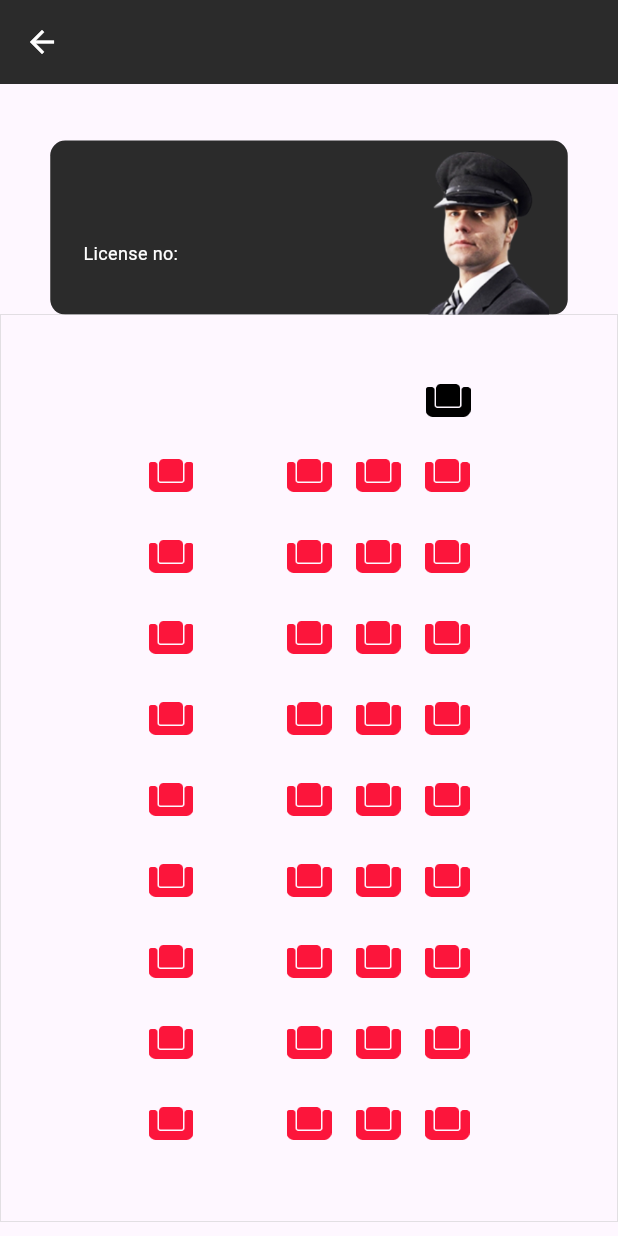
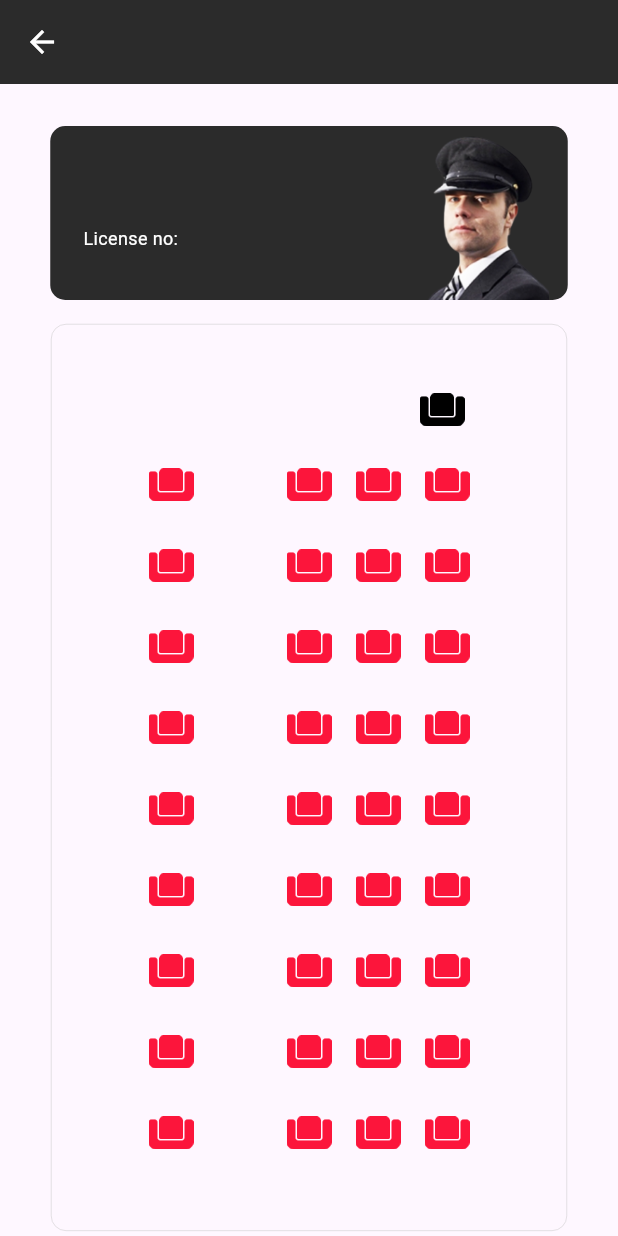
Before and after one commit to owl-madness/moovbe, a Flutter app: the BusDetailsPage screen opened directly, on a phone screen of 412 x 824 dp. Run offline on Flutter 3.47's test engine with Material 3 defaults, Android fonts, the phone set to English and light mode, and no system bars; our stand-ins replace dio, gap, pretty_dio_logger, shared_preferences; accounts and stored records are empty; network calls fail.

Commit message:
final changes

```diff
--- a/lib/modules/bus/screen/bus_details_screen.dart
+++ b/lib/modules/bus/screen/bus_details_screen.dart
@@ -17,7 +17,7 @@ class BusDetailsPage extends StatelessWidget {
         centerTitle: true,
         title: Text(
           ("${model?.name ?? ''} ${model?.type ?? ''}"),
-          style: TextStyle(fontSize: 16),
+          style: const TextStyle(fontSize: 16),
         ),
       ),
       body: Center(
@@ -26,11 +26,11 @@ class BusDetailsPage extends StatelessWidget {
             mainAxisAlignment: MainAxisAlignment.start,
             crossAxisAlignment: CrossAxisAlignment.center,
             children: [
-              Gap(28),
+              const Gap(28),
               DriverCard(
                   driverName: model?.driverName ?? '',
                   licenseNo: model?.driverLicenseNo ?? ''),
-              BusSeatWidget(is2x2Bus: false),
+              const BusSeatWidget(is2x2Bus: false),
             ],
           ),
         ),
@@ -70,14 +70,14 @@ class DriverCard extends StatelessWidget {
                   children: [
                     Text(
                       driverName,
-                      style: TextStyle(
+                      style: const TextStyle(
                           fontSize: 24,
                           fontWeight: FontWeight.bold,
                           color: Colors.white),
                     ),
                     Text(
                       'License no: $licenseNo',
-                      style: TextStyle(fontSize: 12, color: Colors.white),
+                      style: const TextStyle(fontSize: 12, color: Colors.white),
                     ),
                   ],
                 ),
--- a/lib/modules/driver/controller/driver_provider.dart
+++ b/lib/modules/driver/controller/driver_provider.dart
@@ -26,13 +26,13 @@ class DriverProvider extends ChangeNotifier {
     showDialog(
       context: context,
       builder: (context) => AlertDialog(
-        title: Text('Are you sure to delete?'),
+        title: const Text('Are you sure to delete?'),
         actions: [
           TextButton(
               onPressed: () {
                 Navigator.pop(context);
               },
-              child: Text('Cancel')),
+              child: const Text('Cancel')),
           TextButton(
             onPressed: () async {
               try {
@@ -53,7 +53,7 @@ class DriverProvider extends ChangeNotifier {
                 notifyListeners();
               }
             },
-            child: Text('Delete'),
+            child: const Text('Delete'),
           )
         ],
       ),
--- a/lib/modules/driver/screen/add_driver_screen.dart
+++ b/lib/modules/driver/screen/add_driver_screen.dart
@@ -20,7 +20,7 @@ class AddDriver extends StatelessWidget {
         backgroundColor: ColorResources.primaryBlack,
         foregroundColor: Colors.white,
         centerTitle: true,
-        title: Text(
+        title: const Text(
           'Add Driver',
           style: TextStyle(fontSize: 16),
         ),
@@ -36,7 +36,7 @@ class AddDriver extends StatelessWidget {
       ),
       body: Column(
         children: [
-          Gap(39),
+          const Gap(39),
           CustomTextField(
             controller: nameTextController,
             hintText: 'Enter Name',
--- a/lib/modules/driver/screen/driver_list_screen.dart
+++ b/lib/modules/driver/screen/driver_list_screen.dart
@@ -28,7 +28,7 @@ class _DriverListScreenState extends State<DriverListScreen> {
         backgroundColor: ColorResources.primaryBlack,
         foregroundColor: Colors.white,
         centerTitle: true,
-        title: Text(
+        title: const Text(
           'Driver List',
           style: TextStyle(fontSize: 16),
         ),
@@ -48,10 +48,10 @@ class _DriverListScreenState extends State<DriverListScreen> {
           padding: const EdgeInsets.symmetric(horizontal: 21),
           child: Consumer<DriverProvider>(
             builder: (context, value, child) => Column(children: [
-              Gap(10),
+              const Gap(10),
               Row(
                 children: [
-                  Gap(20),
+                  const Gap(20),
                   Text(
                     '${value.driverList.length} Drivers Found',
                     textAlign: TextAlign.start,
--- a/lib/modules/home/controller/home_provider.dart
+++ b/lib/modules/home/controller/home_provider.dart
@@ -10,6 +10,6 @@ class HomeProvider extends ChangeNotifier {
   }
 
    void onDriverPressed(BuildContext context) {
-    Navigator.push(context, MaterialPageRoute(builder: (context) => DriverListScreen(),));
+    Navigator.push(context, MaterialPageRoute(builder: (context) => const DriverListScreen(),));
   }
 }
--- a/lib/modules/home/screen/home_screen.dart
+++ b/lib/modules/home/screen/home_screen.dart
@@ -61,7 +61,7 @@ class _HomePageState extends State<HomePage> {
                     ),
                   ],
                 ),
-                Gap(21),
+                const Gap(21),
                 Consumer<BusProvider>(
                   builder: (context, busProvider, child) => Column(
                     children: [
--- a/lib/utilities/color_resources.dart
+++ b/lib/utilities/color_resources.dart
@@ -1,9 +1,9 @@
 import 'package:flutter/material.dart';
 
 class ColorResources {
-  static Color primaryRed = Color(0xffFC153B);
-  static Color primaryBlack = Color(0xff2B2B2B);
-  static Color white = Color(0xffFFFFFF);
+  static Color primaryRed = const Color(0xffFC153B);
+  static Color primaryBlack = const Color(0xff2B2B2B);
+  static Color white = const Color(0xffFFFFFF);
 
 
 }
--- a/lib/utilities/widgets/bus_seat_widget.dart
+++ b/lib/utilities/widgets/bus_seat_widget.dart
@@ -10,11 +10,15 @@ class BusSeatWidget extends StatelessWidget {
 
   @override
   Widget build(BuildContext context) {
-    return Container(
+    return Padding(
+      padding: const EdgeInsets.symmetric(horizontal:  34.0,vertical: 16.0),
+      child: Container(
+
         decoration: BoxDecoration(
+          borderRadius: BorderRadius.circular(10),
             border:
-              Border.all(width: 0.3, color: Color.fromRGBO(193, 193, 193, 1))),
-      padding: EdgeInsets.all(38),
+                Border.all(width: 0.3, color: const Color.fromRGBO(193, 193, 193, 1))),
+        padding: const EdgeInsets.all(38),
         child: Column(
           children: [
             Row(
@@ -22,7 +26,7 @@ class BusSeatWidget extends StatelessWidget {
               children: [
                 Padding(
                   padding:
-                    const EdgeInsets.only(bottom: 12.0, top: 8.0, right: 60.0),
+                      const EdgeInsets.only(bottom: 12.0, top: 8.0, right: 30.0),
                   child: Image.asset(
                     'assets/images/seat.png',
                     height: 22,
@@ -35,7 +39,7 @@ class BusSeatWidget extends StatelessWidget {
             ListView.builder(
               itemCount: 9,
               shrinkWrap: true,
-            physics: NeverScrollableScrollPhysics(),
+              physics: const NeverScrollableScrollPhysics(),
               itemBuilder: (context, index) {
                 return SeatRowWidget(
                   is2x2Bus: is2x2Bus,
@@ -43,6 +47,7 @@ class BusSeatWidget extends StatelessWidget {
               },
             )
           ],
+        ),
       ),
     );
   }
--- a/lib/utilities/widgets/custom_button.dart
+++ b/lib/utilities/widgets/custom_button.dart
@@ -23,7 +23,7 @@ class CustomButton extends StatelessWidget {
   @override
   Widget build(BuildContext context) {
     return Padding(
-      padding: padding ?? EdgeInsets.symmetric(horizontal: 27),
+      padding: padding ?? const EdgeInsets.symmetric(horizontal: 27),
       child: TextButton(
           onPressed: isLoading? null: onPressed,
           child: Container(
--- a/lib/utilities/widgets/custom_textfield.dart
+++ b/lib/utilities/widgets/custom_textfield.dart
@@ -1,6 +1,5 @@
 import 'package:flutter/material.dart';
 import 'package:flutter/services.dart';
-import 'package:moovbe_bus_booking/utilities/color_resources.dart';
 
 class CustomTextField extends StatelessWidget {
   const CustomTextField(
--- a/lib/utilities/widgets/home_custome_widget.dart
+++ b/lib/utilities/widgets/home_custome_widget.dart
@@ -33,7 +33,7 @@ class HomeSwitchWidget extends StatelessWidget {
               crossAxisAlignment: CrossAxisAlignment.start,
               mainAxisSize: MainAxisSize.min,
               children: [
-                Gap(7),
+                const Gap(7),
                 Text(
                   cardTitle,
                   style: TextStyle(
```
Also changed, not shown: lib/modules/login/controller/login_provider.dart (+5 -5 lines), lib/utilities/widgets/bus_list_tile.dart (+6 -6 lines), lib/utilities/widgets/driver_list_tile.dart (+6 -7 lines), 1 other file. Lines whose indentation alone changed are shown as unchanged.
